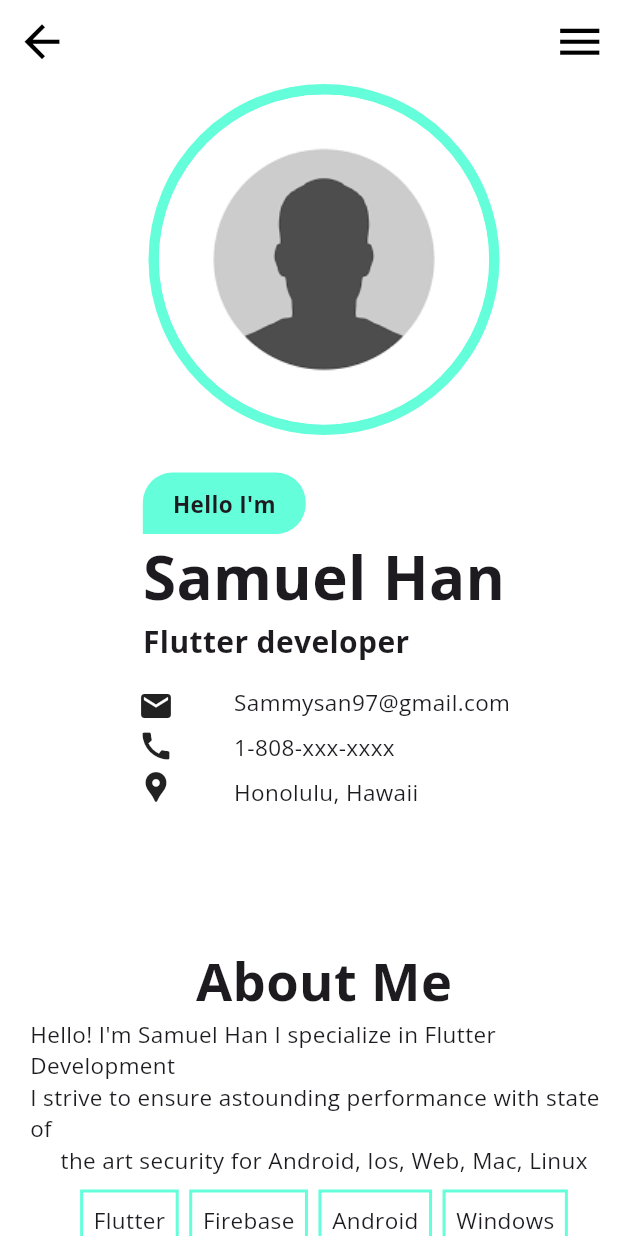
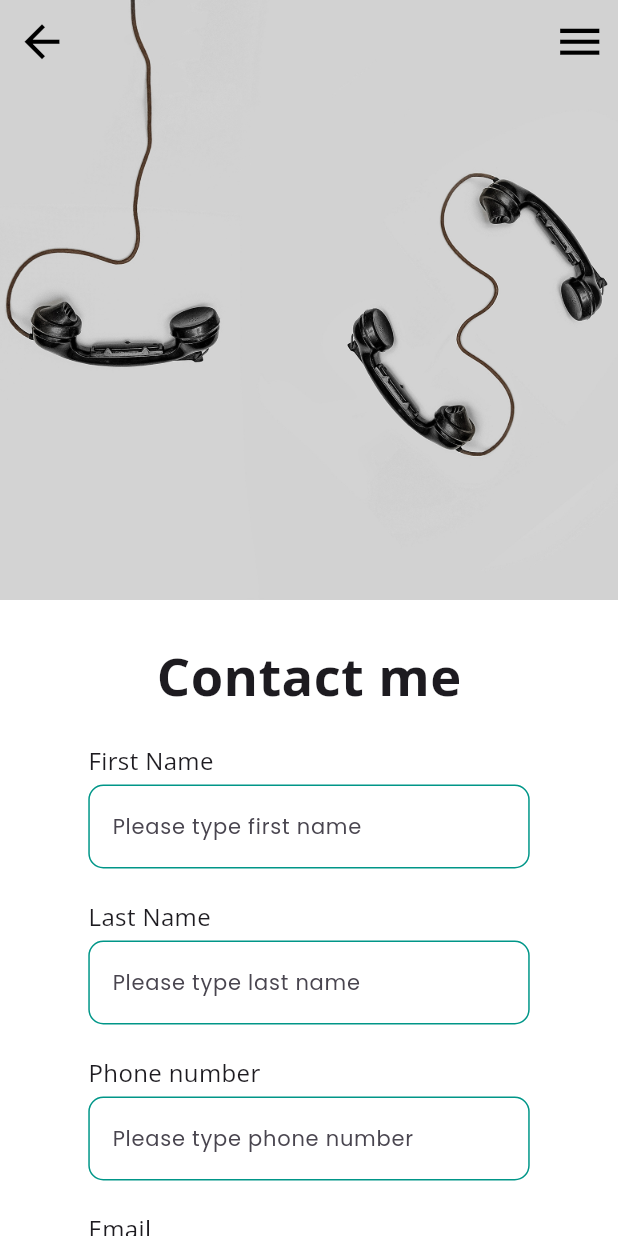
Before and after one commit to Samuelcy/flutter-practice, a Flutter app: the screen it shows after launch, after a tap on the "menu" icon, after a tap on "Contact", on a phone screen of 412 x 824 dp. Run offline on Flutter 3.47's test engine with Material 3 defaults, Android fonts, the phone set to English and light mode, and no system bars; our stand-ins replace audioplayers, flutter_svg, google_fonts, url_strategy.

Commit message:
Add contact page

```diff
--- a/Portfolio/lib/main.dart
+++ b/Portfolio/lib/main.dart
@@ -1,7 +1,7 @@
 import 'package:flutter/material.dart';
 import 'package:url_strategy/url_strategy.dart';
 
-import 'mobile/routes.dart';
+import 'routes.dart';
 
 void main() {
   setPathUrlStrategy();
--- /dev/null
+++ b/Portfolio/lib/mobile/contact_mobile.dart
@@ -0,0 +1,134 @@
+import 'package:flutter/material.dart';
+import 'package:flutter_svg/svg.dart';
+import 'package:url_launcher/url_launcher.dart';
+
+import '../components.dart';
+
+class ContactMobile extends StatefulWidget {
+  const ContactMobile({super.key});
+
+  @override
+  State<ContactMobile> createState() => _ContactMobileState();
+}
+
+class _ContactMobileState extends State<ContactMobile> {
+  @override
+  Widget build(BuildContext context) {
+    var widthDevice = MediaQuery.of(context).size.width;
+
+    return Scaffold(
+      extendBodyBehindAppBar: true,
+      backgroundColor: Colors.white,
+      endDrawer: Drawer(
+        child: Column(
+          mainAxisAlignment: MainAxisAlignment.center,
+          children: [
+            DrawerHeader(
+              padding: EdgeInsets.only(bottom: 20.0),
+              child: Container(
+                decoration: BoxDecoration(
+                  shape: BoxShape.circle,
+                  border: Border.all(width: 2.0, color: Colors.black),
+                ),
+                child: Image.asset('assets/images.png'),
+              ),
+            ),
+            TabsMobile(text: "Home", route: '/'),
+            SizedBox(height: 20.0),
+            TabsMobile(text: "Works", route: '/works'),
+            SizedBox(height: 20.0),
+            TabsMobile(text: "Blog", route: '/blog'),
+            SizedBox(height: 20.0),
+            TabsMobile(text: "About", route: '/about'),
+            SizedBox(height: 20.0),
+            TabsMobile(text: "Contact", route: '/contact'),
+            SizedBox(height: 40.0),
+            Row(
+              mainAxisAlignment: MainAxisAlignment.spaceEvenly,
+              children: [
+                IconButton(
+                  onPressed: () async =>
+                      await launch("https://www.instagram.com"),
+                  icon: SvgPicture.asset("assets/instagram.svg",
+                      color: Colors.black, width: 35.0),
+                ),
+                IconButton(
+                  onPressed: () async =>
+                      await launch("https://www.twitter.com"),
+                  icon: SvgPicture.asset("assets/twitter.svg",
+                      color: Colors.black, width: 35.0),
+                ),
+                IconButton(
+                  onPressed: () async => await launch("https://www.github.com"),
+                  icon: SvgPicture.asset("assets/github.svg",
+                      color: Colors.black, width: 35.0),
+                ),
+              ],
+            ),
+          ],
+        ),
+      ),
+      body: NestedScrollView(
+        headerSliverBuilder: (BuildContext context, bool innerBoxIsScrolled) {
+          return <Widget>[
+            SliverAppBar(
+                expandedHeight: 400.0,
+                backgroundColor: Colors.white,
+                iconTheme: IconThemeData(size: 35.0, color: Colors.black),
+                flexibleSpace: FlexibleSpaceBar(
+                  background: Image.asset("assets/contact_image.jpg",
+                      fit: BoxFit.cover),
+                ))
+          ];
+        },
+        body: SingleChildScrollView(
+          padding: EdgeInsets.symmetric(vertical: 25.0),
+          child: Wrap(
+              runSpacing: 20.0,
+              spacing: 20.0,
+              alignment: WrapAlignment.center,
+              children: [
+                SansBold("Contact me", 35.0),
+                TextForm(
+                  text: "First Name",
+                  containerWidth: widthDevice / 1.4,
+                  hintText: "Please type first name",
+                ),
+                TextForm(
+                  text: "Last Name",
+                  containerWidth: widthDevice / 1.4,
+                  hintText: "Please type last name",
+                ),
+                TextForm(
+                  text: "Phone number",
+                  containerWidth: widthDevice / 1.4,
+                  hintText: "Please type phone number",
+                ),
+                TextForm(
+                  text: "Email",
+                  containerWidth: widthDevice / 1.4,
+                  hintText: "Please type email address",
+                ),
+                TextForm(
+                  text: "Message",
+                  containerWidth: widthDevice / 1.4,
+                  hintText: "Please type your message",
+                  maxLines: 10,
+                ),
+                MaterialButton(
+                  onPressed: () {},
+                  elevation: 20.0,
+                  shape: RoundedRectangleBorder(
+                    borderRadius: BorderRadius.circular(10.0),
+                  ),
+                  height: 60.0,
+                  minWidth: widthDevice / 2.2,
+                  color: Colors.tealAccent,
+                  child: SansBold("Submit", 20.0),
+                )
+              ]),
+        ),
+      ),
+    );
+  }
+}
--- a/Portfolio/lib/mobile/routes.dart
+++ b/Portfolio/lib/routes.dart
@@ -1,7 +1,9 @@
 import "package:flutter/material.dart";
 import "package:my_portfolio_app/mobile/landing_page_mobile.dart";
+import "package:my_portfolio_app/web/contact_web.dart";
 
-import "../web/landing_page_web.dart";
+import "mobile/contact_mobile.dart";
+import "web/landing_page_web.dart";
 
 class Routes {
   static Route<dynamic> generateRoute(RouteSettings settings) {
@@ -14,6 +16,16 @@ class Routes {
               return LandingPageWeb();
             } else
               return LandingPageMobile();
+          }),
+        );
+      case '/contact':
+        return MaterialPageRoute(
+          settings: settings,
+          builder: (_) => LayoutBuilder(builder: (context, constraints) {
+            if (constraints.maxWidth > 800) {
+              return ContactWeb();
+            } else
+              return ContactMobile();
           }),
         );
       default:
```
Also changed, not shown: Portfolio/lib/web/contact_web.dart (added, +161 -0 lines).
